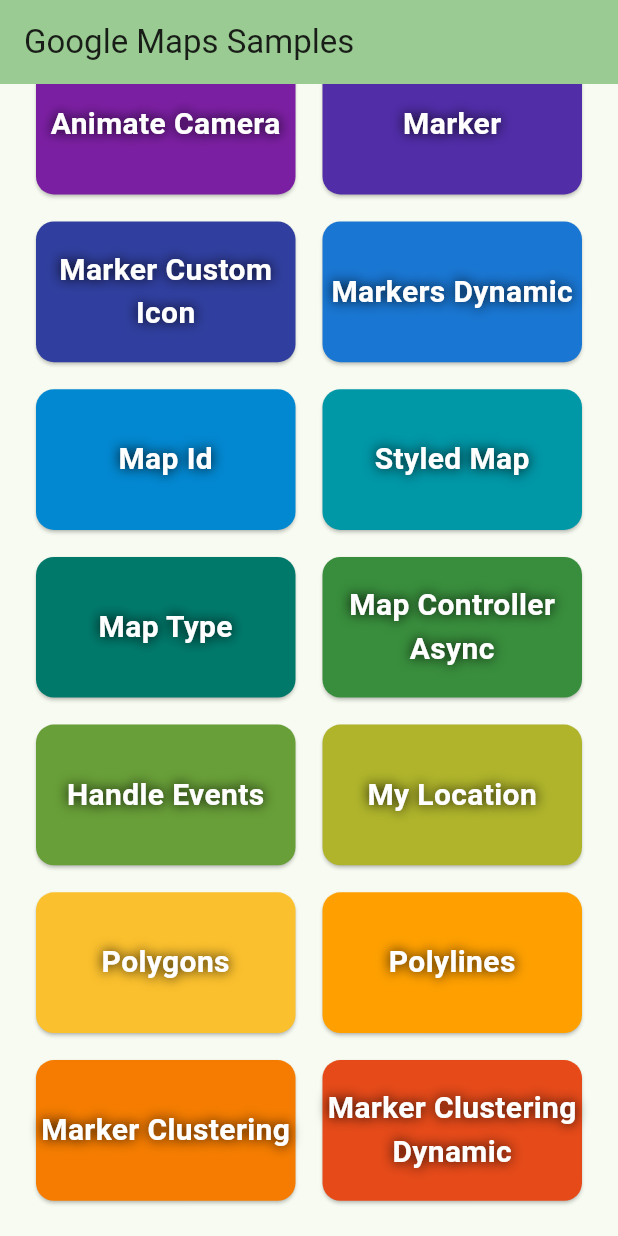
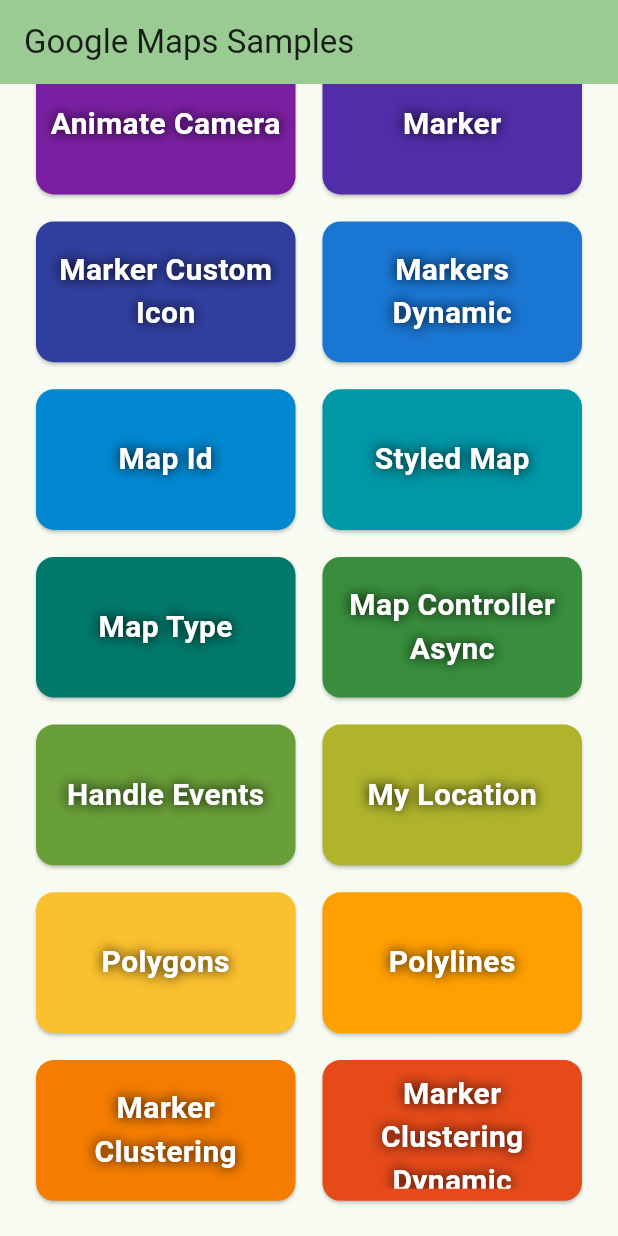
Before and after one commit to filiph/flutter-maps-samples, a Flutter app: the screen it shows after launch, scrolled down 156 dp, on a phone screen of 412 x 824 dp. Run offline on Flutter 3.47's test engine with Material 3 defaults, Android fonts, the light colour scheme and no system bars; our stand-ins replace google_maps_flutter.

Commit message:
Add padding to cards

```diff
--- a/lib/main.dart
+++ b/lib/main.dart
@@ -1,5 +1,5 @@
 import 'package:flutter/material.dart';
-import 'package:flutter_maps_samples/pages/basic_static.dart';
+import 'package:flutter_maps_samples/pages/basic.dart';
 import 'package:flutter_maps_samples/pages/camera_animate.dart';
 import 'package:flutter_maps_samples/pages/camera_move.dart';
 import 'package:flutter_maps_samples/pages/handle_events.dart';
@@ -38,7 +38,7 @@
 
 class MyHomePage extends StatelessWidget {
   static final List<Widget> _samples = [
-    BasicStaticSample(),
+    BasicSample(),
     MoveCameraSample(),
     AnimateCameraSample(),
     MarkerSample(),
@@ -98,6 +98,8 @@
           );
         },
         child: Center(
+          child: Padding(
+            padding: const EdgeInsets.all(8),
             child: Text(
               title,
               textAlign: TextAlign.center,
@@ -106,6 +108,7 @@
                 fontSize: 20,
                 fontWeight: FontWeight.bold,
                 shadows: [Shadow(blurRadius: 10)],
+              ),
             ),
           ),
         ),
--- a/lib/pages/basic_static.dart
+++ b/lib/pages/basic.dart
@@ -2,8 +2,8 @@
 import 'package:google_maps_flutter/google_maps_flutter.dart';
 
 /// Shows the most basic usage of the [GoogleMap] widget.
-class BasicStaticSample extends StatelessWidget {
-  const BasicStaticSample({super.key});
+class BasicSample extends StatelessWidget {
+  const BasicSample({super.key});
 
   @override
   Widget build(BuildContext context) {
```
Lines whose indentation alone changed are shown as unchanged.
